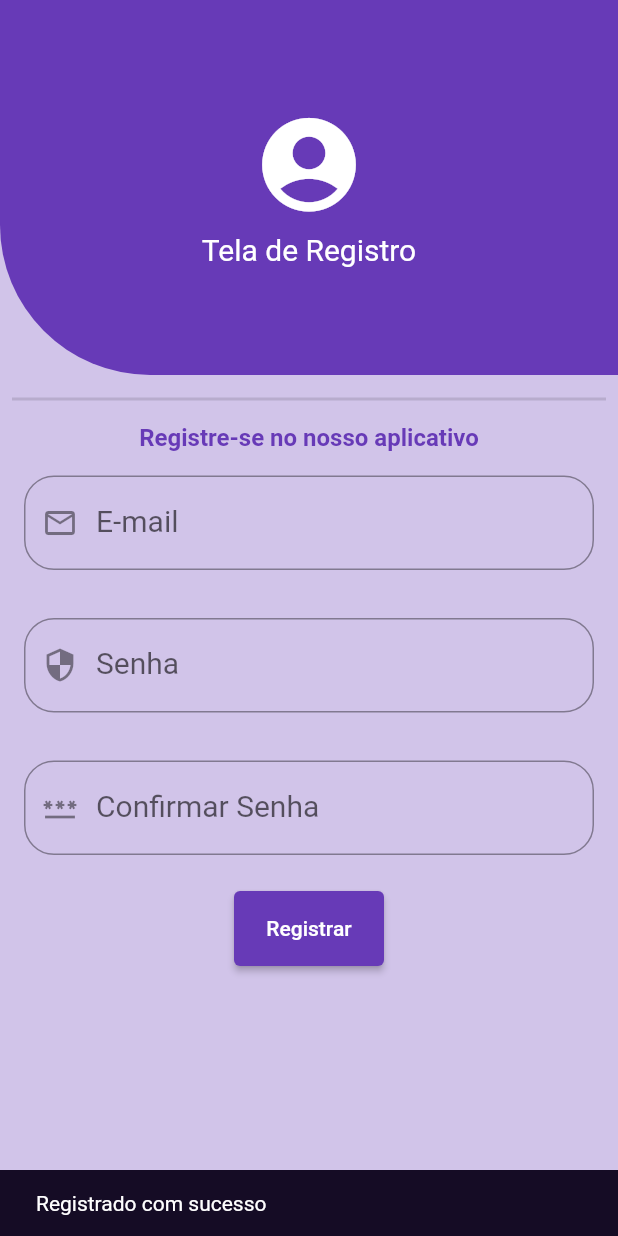
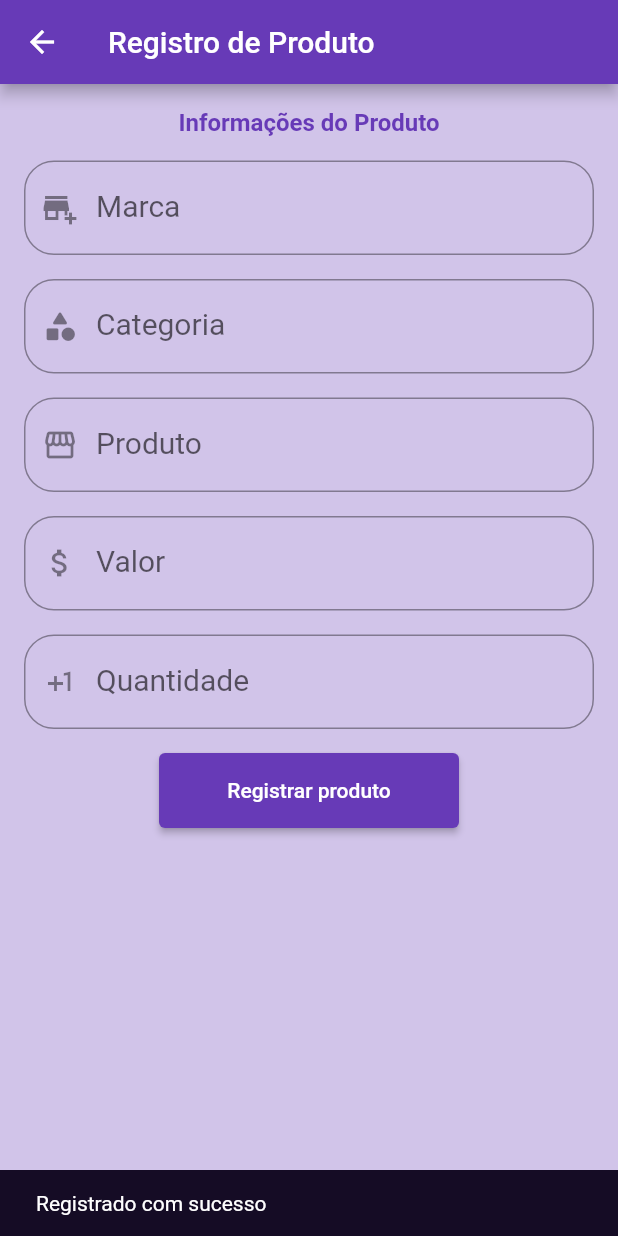
Before and after one commit to DanielMartinsSouza/Flutter, a Flutter app: the ProductScreen screen opened directly, after a tap on "Registrar um novo produto", on a phone screen of 412 x 824 dp. Run offline on Flutter 3.47's test engine with Material 2 defaults, Android fonts, the light colour scheme and no system bars; our stand-ins replace logger, shared_preferences, sqflite; missing offline and left inert: http_interceptor; accounts and stored records are empty; Roboto replaces fonts that are missing (Raleway).

Commit message:
Tela de registro de produto finalizada

```diff
--- a/bdy/lib/components/product_card.dart
+++ b/bdy/lib/components/product_card.dart
@@ -3,11 +3,15 @@ import 'package:flutter/material.dart';
 
 class ProductCard extends StatelessWidget {
   final String productName;
+  final String brand;
+  final String category;
   final int amount;
   final int value;
   const ProductCard({
     super.key,
     required this.productName,
+    required this.brand,
+    required this.category,
     required this.amount,
     required this.value,
   });
@@ -21,7 +25,6 @@ class ProductCard extends StatelessWidget {
           crossAxisAlignment: CrossAxisAlignment.center,
           mainAxisAlignment: MainAxisAlignment.spaceEvenly,
           children: <Widget>[
-            Icon(Icons.store),
             Column(
               crossAxisAlignment: CrossAxisAlignment.start,
               children: <Widget>[
@@ -52,7 +55,31 @@ class ProductCard extends StatelessWidget {
                       style: Theme.of(context).textTheme.bodyMedium,
                     ),
                   ],
-                )
+                ),
+                Row(
+                  children: <Text>[
+                    Text(
+                      'Marca: ',
+                      style: Theme.of(context).textTheme.bodyMedium,
+                    ),
+                    Text(
+                      brand,
+                      style: Theme.of(context).textTheme.bodyMedium,
+                    ),
+                  ],
+                ),
+                Row(
+                  children: <Text>[
+                    Text(
+                      'Categoria: ',
+                      style: Theme.of(context).textTheme.bodyMedium,
+                    ),
+                    Text(
+                      category,
+                      style: Theme.of(context).textTheme.bodyMedium,
+                    ),
+                  ],
+                ),
               ],
             ),
             IconButton(onPressed: () {}, icon: Icon(Icons.add_box)),
--- a/bdy/lib/screens/product_screen.dart
+++ b/bdy/lib/screens/product_screen.dart
@@ -1,8 +1,7 @@
-import 'package:bdy/screens/register/register_login_screen.dart';
 import 'package:flutter/material.dart';
-
 import '../components/product_card.dart';
 import '../themes/theme_colors.dart';
+import 'register/register_product.dart';
 
 class ProductScreen extends StatefulWidget {
   const ProductScreen({super.key});
@@ -39,7 +38,7 @@ class _ProductScreenState extends State<ProductScreen> {
                   Navigator.push(
                     context,
                     MaterialPageRoute(
-                      builder: (contextNew) => RegisterLoginScreen(),
+                      builder: (contextNew) => RegisterProduct(),
                     ),
                   );
                 },
@@ -50,51 +49,8 @@ class _ProductScreenState extends State<ProductScreen> {
               productName: 'Malbec',
               amount: 5,
               value: 100,
-            ),
-            ProductCard(
-              productName: 'Malbec',
-              amount: 5,
-              value: 100,
-            ),
-            ProductCard(
-              productName: 'Malbec',
-              amount: 5,
-              value: 100,
-            ),
-            ProductCard(
-              productName: 'Malbec',
-              amount: 5,
-              value: 100,
-            ),
-            ProductCard(
-              productName: 'Malbec',
-              amount: 5,
-              value: 100,
-            ),
-            ProductCard(
-              productName: 'Malbec',
-              amount: 5,
-              value: 100,
-            ),
-            ProductCard(
-              productName: 'Malbec',
-              amount: 5,
-              value: 100,
-            ),
-            ProductCard(
-              productName: 'Malbec',
-              amount: 5,
-              value: 100,
-            ),
-            ProductCard(
-              productName: 'Malbec',
-              amount: 5,
-              value: 100,
-            ),
-            ProductCard(
-              productName: 'Malbec',
-              amount: 5,
-              value: 100,
+              brand: 'Avon',
+              category: 'Perfume',
             ),
           ],
         ),
--- /dev/null
+++ b/bdy/lib/screens/register/register_product.dart
@@ -0,0 +1,150 @@
+import 'package:flutter/material.dart';
+
+import '../../themes/theme_colors.dart';
+
+class RegisterProduct extends StatelessWidget {
+  RegisterProduct({super.key});
+
+  final TextEditingController _brandController = TextEditingController();
+  final TextEditingController _categoryController = TextEditingController();
+  final TextEditingController _itemController = TextEditingController();
+  final TextEditingController _valueController = TextEditingController();
+  final TextEditingController _amountController = TextEditingController();
+
+  @override
+  Widget build(BuildContext context) {
+    return Scaffold(
+      appBar: AppBar(
+        title: const Text('Registro de Produto'),
+      ),
+      backgroundColor: ThemeColors.backgroundColor,
+      body: Form(
+        child: SingleChildScrollView(
+          child: Column(
+            children: <Widget>[
+              Padding(
+                padding: EdgeInsets.only(top: 16.0),
+                child: Row(
+                  mainAxisAlignment: MainAxisAlignment.center,
+                  children: [
+                    Text(
+                      "Informações do Produto",
+                      style: Theme.of(context).textTheme.bodyLarge,
+                    ),
+                  ],
+                ),
+              ),
+              Padding(
+                padding: const EdgeInsets.only(top: 16, left: 16, right: 16),
+                child: TextFormField(
+                  style: const TextStyle(color: ThemeColors.mainColor),
+                  controller: _brandController,
+                  decoration: const InputDecoration(
+                    border: OutlineInputBorder(
+                      borderRadius: BorderRadius.all(
+                        Radius.circular(20),
+                      ),
+                    ),
+                    prefixIcon: Icon(Icons.add_business),
+                    label: Text("Marca"),
+                  ),
+                  keyboardType: TextInputType.text,
+                ),
+              ),
+              Padding(
+                padding: const EdgeInsets.only(top: 16, left: 16, right: 16),
+                child: TextFormField(
+                  style: const TextStyle(color: ThemeColors.mainColor),
+                  controller: _categoryController,
+                  decoration: const InputDecoration(
+                    border: OutlineInputBorder(
+                      borderRadius: BorderRadius.all(
+                        Radius.circular(20),
+                      ),
+                    ),
+                    prefixIcon: Icon(Icons.category_rounded),
+                    label: Text("Categoria"),
+                  ),
+                  keyboardType: TextInputType.text,
+                ),
+              ),
+              Padding(
+                padding: const EdgeInsets.only(top: 16, left: 16, right: 16),
+                child: TextFormField(
+                  style: const TextStyle(color: ThemeColors.mainColor),
+                  controller: _itemController,
+                  decoration: const InputDecoration(
+                    border: OutlineInputBorder(
+                      borderRadius: BorderRadius.all(
+                        Radius.circular(20),
+                      ),
+                    ),
+                    prefixIcon: Icon(Icons.storefront_outlined),
+                    label: Text("Produto"),
+                  ),
+                  keyboardType: TextInputType.text,
+                ),
+              ),
+              Padding(
+                padding: const EdgeInsets.only(top: 16, left: 16, right: 16),
+                child: TextFormField(
+                  style: const TextStyle(color: ThemeColors.mainColor),
+                  controller: _valueController,
+                  decoration: const InputDecoration(
+                    border: OutlineInputBorder(
+                      borderRadius: BorderRadius.all(
+                        Radius.circular(20),
+                      ),
+                    ),
+                    prefixIcon: Icon(Icons.attach_money_outlined),
+                    label: Text("Valor"),
+                  ),
+                  keyboardType: TextInputType.number,
+                ),
+              ),
+              Padding(
+                padding: const EdgeInsets.only(top: 16, left: 16, right: 16),
+                child: TextFormField(
+                  style: const TextStyle(color: ThemeColors.mainColor),
+                  controller: _amountController,
+                  decoration: const InputDecoration(
+                    border: OutlineInputBorder(
+                      borderRadius: BorderRadius.all(
+                        Radius.circular(20),
+                      ),
+                    ),
+                    prefixIcon: Icon(Icons.plus_one_sharp),
+                    label: Text("Quantidade"),
+                  ),
+                  keyboardType: TextInputType.number,
+                ),
+              ),
+              Padding(
+                padding: const EdgeInsets.all(16),
+                child: SizedBox(
+                  height: 50,
+                  width: 200,
+                  child: ElevatedButton(
+                    style: const ButtonStyle(
+                      backgroundColor:
+                          MaterialStatePropertyAll(ThemeColors.mainColor),
+                    ),
+                    onPressed: () {
+                      ScaffoldMessenger.of(context).showSnackBar(
+                        const SnackBar(
+                          content: Text('Produto registrado com sucesso'),
+                        ),
+                      );
+                      Navigator.pop(context);
+                    },
+                    child: const Text("Registrar produto"),
+                  ),
+                ),
+              ),
+            ],
+          ),
+        ),
+      ),
+    );
+  }
+}
```
